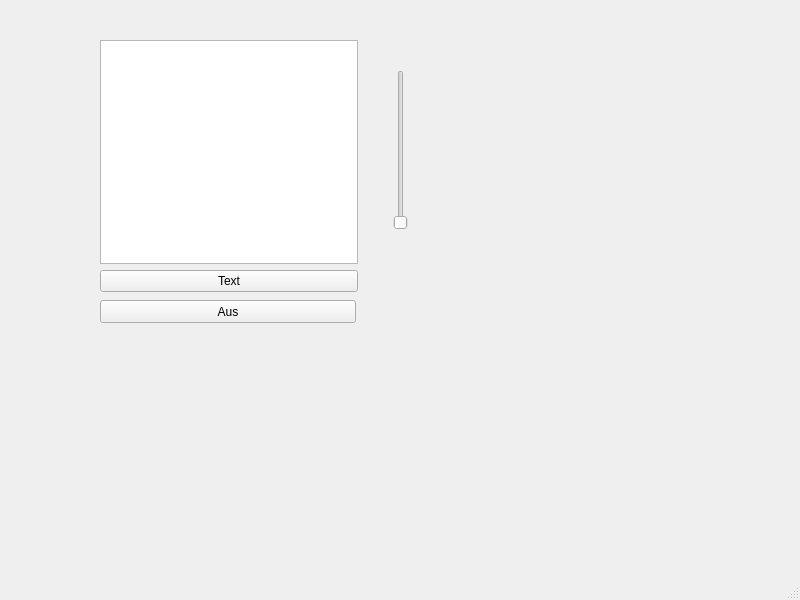
First picture: the form in mainwindow.ui, repository TomyF1/GitTest, before the edit.
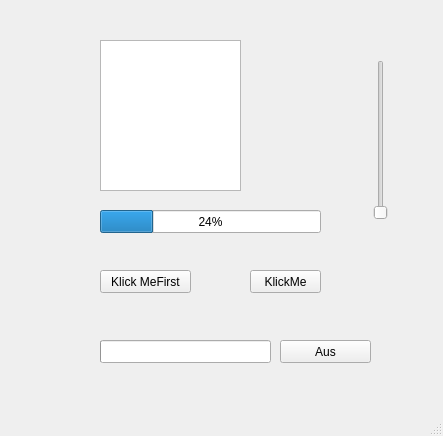
Second picture: the form after the edit.

What changed in the file:
```diff
--- a/mainwindow.ui
+++ b/mainwindow.ui
@@ -6,8 +6,8 @@
    <rect>
     <x>0</x>
     <y>0</y>
-    <width>800</width>
-    <height>600</height>
+    <width>443</width>
+    <height>436</height>
    </rect>
   </property>
   <property name="windowTitle">
@@ -17,9 +17,9 @@
    <widget class="QPushButton" name="Aus">
     <property name="geometry">
      <rect>
-      <x>100</x>
-      <y>300</y>
-      <width>256</width>
+      <x>280</x>
+      <y>340</y>
+      <width>91</width>
       <height>23</height>
      </rect>
     </property>
@@ -32,18 +32,15 @@
      <rect>
       <x>100</x>
       <y>40</y>
-      <width>258</width>
-      <height>252</height>
+      <width>141</width>
+      <height>151</height>
      </rect>
     </property>
     <layout class="QVBoxLayout" name="verticalLayout">
      <item>
-      <widget class="QPlainTextEdit" name="Anzeige"/>
-     </item>
-     <item>
-      <widget class="QPushButton" name="Text">
-       <property name="text">
-        <string>Text</string>
+      <widget class="QPlainTextEdit" name="Anzeige">
+       <property name="enabled">
+        <bool>true</bool>
        </property>
       </widget>
      </item>
@@ -52,8 +49,8 @@
    <widget class="QSlider" name="verticalSlider">
     <property name="geometry">
      <rect>
-      <x>390</x>
-      <y>70</y>
+      <x>370</x>
+      <y>60</y>
       <width>22</width>
       <height>160</height>
      </rect>
@@ -62,6 +59,64 @@
      <enum>Qt::Vertical</enum>
     </property>
    </widget>
+   <widget class="QProgressBar" name="progressBar">
+    <property name="geometry">
+     <rect>
+      <x>100</x>
+      <y>340</y>
+      <width>171</width>
+      <height>23</height>
+     </rect>
+    </property>
+   </widget>
+   <widget class="QPushButton" name="KlickMe">
+    <property name="geometry">
+     <rect>
+      <x>250</x>
+      <y>270</y>
+      <width>71</width>
+      <height>23</height>
+     </rect>
+    </property>
+    <property name="text">
+     <string>KlickMe</string>
+    </property>
+   </widget>
+   <widget class="QPushButton" name="Text">
+    <property name="enabled">
+     <bool>true</bool>
+    </property>
+    <property name="geometry">
+     <rect>
+      <x>100</x>
+      <y>270</y>
+      <width>91</width>
+      <height>23</height>
+     </rect>
+    </property>
+    <property name="text">
+     <string>Klick MeFirst</string>
+    </property>
+    <property name="autoDefault">
+     <bool>false</bool>
+    </property>
+    <property name="default">
+     <bool>false</bool>
+    </property>
+   </widget>
+   <widget class="QProgressBar" name="progressBar_2">
+    <property name="geometry">
+     <rect>
+      <x>100</x>
+      <y>210</y>
+      <width>221</width>
+      <height>23</height>
+     </rect>
+    </property>
+    <property name="value">
+     <number>24</number>
+    </property>
+   </widget>
   </widget>
   <widget class="QMenuBar" name="menubar">
    <property name="geometry">
```
Left out of the diff: 21 changed lines with no effect on the pictures.
